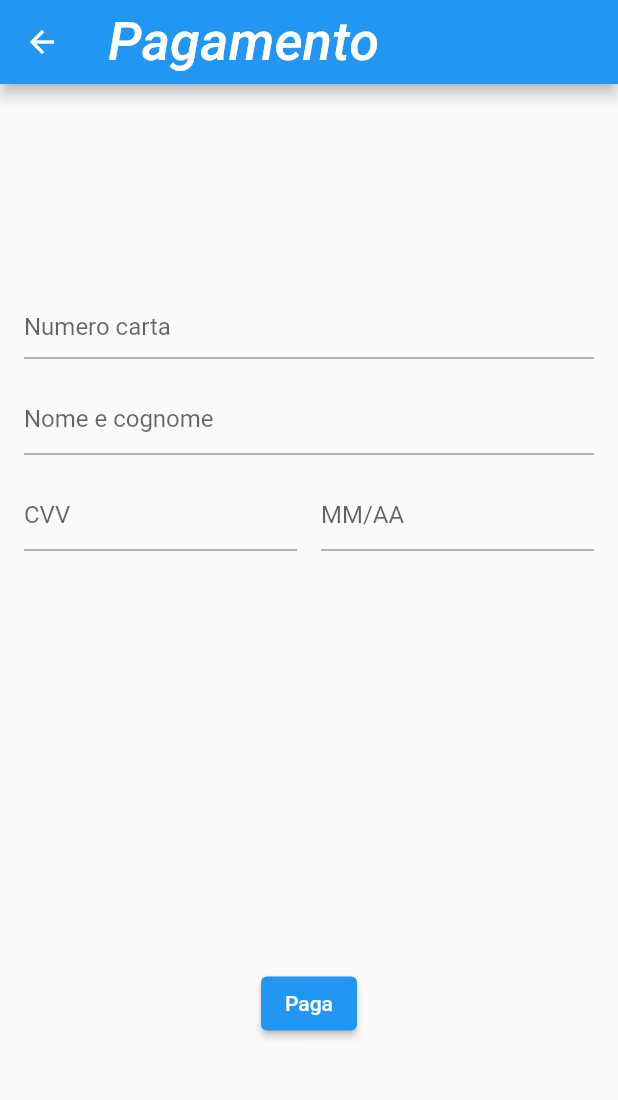
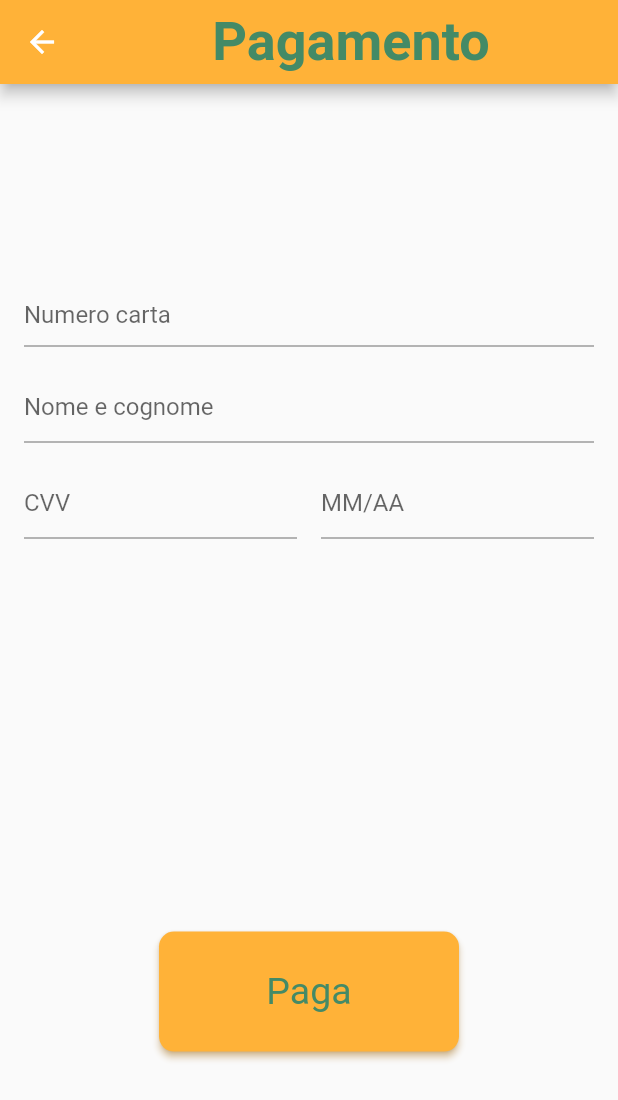
Before and after one commit to lory9894/command_app_frontend, a Flutter app: the ReviewPay screen opened directly, after a tap on "Paga con carta", on a phone screen of 412 x 824 dp. Shown: the top 1100 px of the screen. Run offline on Flutter 3.47's test engine with Material 2 defaults, Android fonts, the light colour scheme and no system bars; our stand-ins replace firebase_auth, firebase_core, flutter_signin_button, google_sign_in; missing offline and left inert: mobile_scanner, number_inc_dec; accounts and stored records are empty; Roboto replaces fonts that are missing (RobotoMono).

Commit message:
Pay card and review pay restyled

```diff
--- a/cliente/lib/main.dart
+++ b/cliente/lib/main.dart
@@ -1,6 +1,7 @@
 // app color palette: Orange (#ffb238), Green (#448a66)
 
 import 'package:command_app_frontend/screens/login.dart';
+import 'package:command_app_frontend/screens/review_pay.dart';
 import 'package:flutter/material.dart';
 import 'package:firebase_core/firebase_core.dart';
 import 'firebase_options.dart';
@@ -47,6 +48,7 @@ class MyHomePage extends StatefulWidget {
 class _MyHomePageState extends State<MyHomePage> {
   @override
   Widget build(BuildContext context) {
-    return const LoginPage();
+    // return const LoginPage();
+    return const ReviewPay();
   }
 }
--- a/cliente/lib/screens/pay_card.dart
+++ b/cliente/lib/screens/pay_card.dart
@@ -2,6 +2,8 @@ import 'dart:convert';
 
 import 'package:command_app_frontend/payment_utils/card_month_input_formatter.dart';
 import 'package:command_app_frontend/session.dart';
+import 'package:command_app_frontend/widgets/app_bar_comandapp.dart';
+import 'package:command_app_frontend/widgets/buttons.dart';
 import 'package:flutter/material.dart';
 import 'package:flutter/services.dart';
 import 'package:http/http.dart' as http;
@@ -54,7 +56,9 @@ class _PayCardState extends State<PayCard> {
   @override
   Widget build(BuildContext context) {
     return Scaffold(
-      appBar: AppBar(title: Text("Pagamento")),
+      appBar: const AppBarComandapp(
+        title: "Pagamento",
+      ),
       body: SafeArea(
         child: Padding(
           padding: const EdgeInsets.symmetric(horizontal: 16),
@@ -118,8 +122,8 @@ class _PayCardState extends State<PayCard> {
               const Spacer(flex: 2),
               Padding(
                 padding: const EdgeInsets.only(top: 16),
-                child: ElevatedButton(
-                  child: const Text("Paga"),
+                child: ComandAppElevatedButton(
+                  text: "Paga",
                   onPressed: () {
                     if (order.tableID!.startsWith("P")) {
                       //preorder or prenotation
--- a/cliente/lib/screens/review_pay.dart
+++ b/cliente/lib/screens/review_pay.dart
@@ -3,6 +3,8 @@ import 'dart:convert';
 import 'package:command_app_frontend/custom_classes/backend_body.dart';
 import 'package:command_app_frontend/screens/pay_card.dart';
 import 'package:command_app_frontend/session.dart';
+import 'package:command_app_frontend/widgets/app_bar_comandapp.dart';
+import 'package:command_app_frontend/widgets/buttons.dart';
 import 'package:flutter/material.dart';
 import 'package:http/http.dart' as http;
 
@@ -13,7 +15,9 @@ class ReviewPay extends StatelessWidget {
   @override
   Widget build(BuildContext context) {
     return Scaffold(
-      appBar: AppBar(title: Text("Pagamento")),
+      appBar: const AppBarComandapp(
+        title: "Riepilogo pagamento",
+      ),
       body: Column(
         mainAxisAlignment: MainAxisAlignment.center,
         children: [
@@ -28,28 +32,34 @@ class ReviewPay extends StatelessWidget {
           Row(
             mainAxisAlignment: MainAxisAlignment.spaceEvenly,
             children: [
-              ElevatedButton(
-                onPressed: () {
-                  Navigator.push(
-                    context,
-                    MaterialPageRoute(builder: (context) => const PayCard()),
-                  );
-                },
-                child: const Text('Paga con carta'),
-              ),
-              if (order.tableID != null && order.tableID!.startsWith("T"))
-                ElevatedButton(
-                    onPressed: () {
-                      sendOrder(context);
-                    },
-                    child: const Text('Paga alla cassa')),
-              ElevatedButton(
-                onPressed:
-                    () {}, //TODO: implement, or maybe not, fuck it, mock it
-                child: const Text('PayPal'),
+              ComandAppElevatedButton(
+                  text: "Paga con carta",
+                  onPressed: () {
+                    Navigator.of(context).push(
+                      MaterialPageRoute(
+                          builder: (context) => const PayCard()),
+                    );
+                  }
               ),
             ],
           ),
+          const Padding(padding: EdgeInsets.symmetric(vertical: 10)),
+          Row(
+            mainAxisAlignment: MainAxisAlignment.spaceEvenly,
+            children: [
+              if (order.tableID != null && order.tableID!.startsWith("T"))
+                ComandAppElevatedButton(
+                    text: "Paga alla cassa",
+                    onPressed: () {
+                      sendOrder(context);
+                    }
+                ),
+              ComandAppElevatedButton(
+                  text: "Paga con PayPal",
+                  onPressed: () {} //TODO: implement, or maybe not, fuck it, mock it
+              ),
+            ],
+          )
         ],
       ),
     );
```
